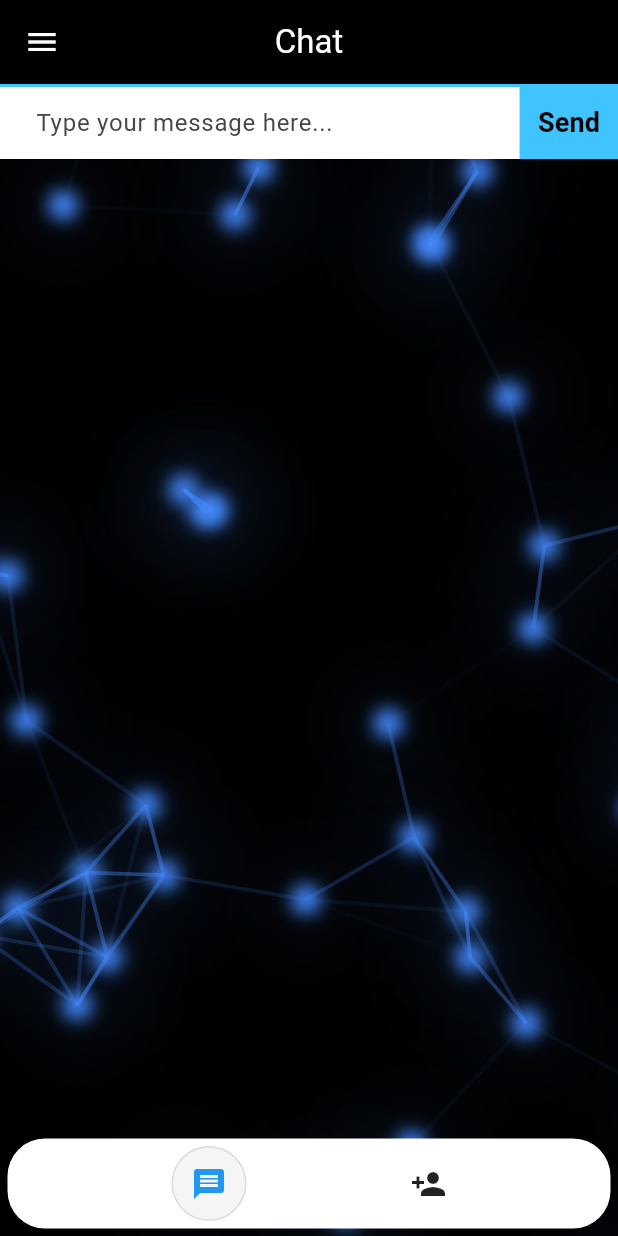
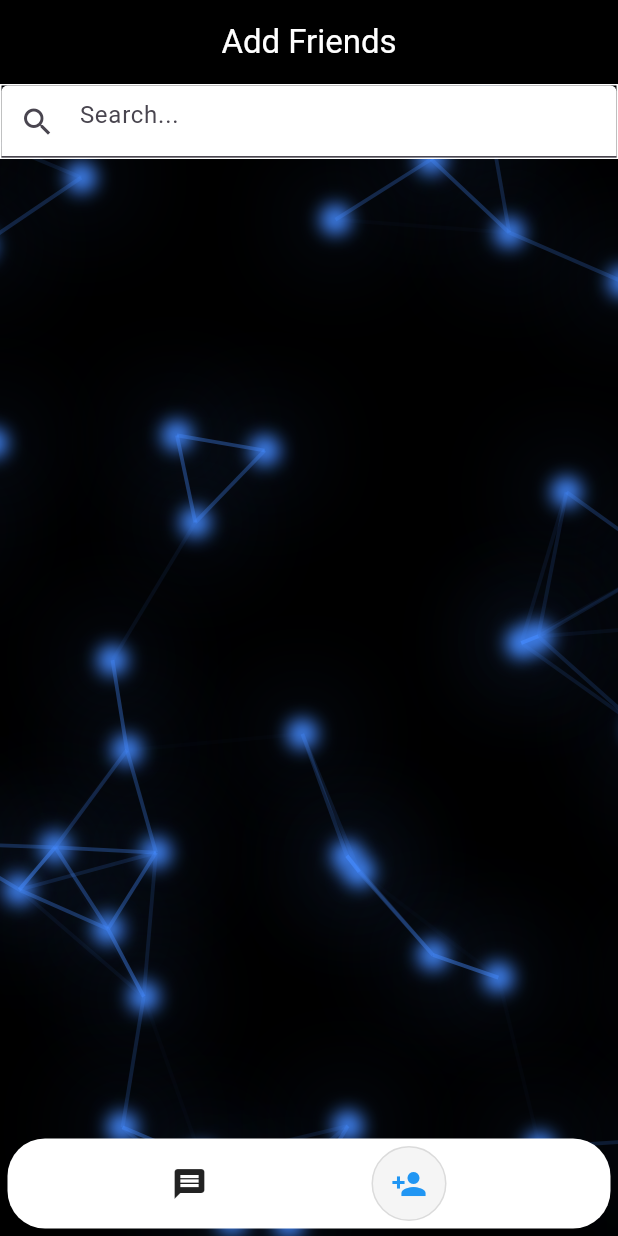
Before and after one commit to Barcha22/Flutter, a Flutter app: the ChatPage screen opened by its route, after a tap on the "person add" icon, on a phone screen of 412 x 824 dp. Run offline on Flutter 3.47's test engine with Material 3 defaults, Android fonts, the phone set to English and light mode, and no system bars; our stand-ins replace animated_text_kit, audioplayers, firebase_auth, firebase_core, font_awesome_flutter, geocoding and 3 more; missing offline and left inert: flutter_weather_bg_null_safety; accounts and stored records are empty.

Commit message:
did some page interface work

```diff
--- a/neon_chat/lib/main.dart
+++ b/neon_chat/lib/main.dart
@@ -1,8 +1,10 @@
+import 'package:flash_chat/screens/add_friends_page.dart';
 import 'package:flutter/material.dart';
 import '/screens/welcome_page.dart';
 import '/screens/login_page.dart';
 import '/screens/registration.dart';
 import '/screens/chat_page.dart';
+// import 'screens/add_friends_page.dart';
 import 'package:firebase_core/firebase_core.dart';
 
 void main() async {
@@ -22,7 +24,18 @@ class NeonChat extends StatelessWidget {
         LogInPage.id: (context) => LogInPage(),
         Register.id: (context) => Register(),
         ChatPage.id: (context) => ChatPage(),
+        AddFriendsPage.id: (context) => AddFriendsPage(),
       },
     );
   }
 }
+
+
+//to- do
+/*
+  1. implement search bar
+  2. make a profile page
+  3. make a setting page
+  4. use email verification from firebase auth
+  5. optimize app
+*/
--- /dev/null
+++ b/neon_chat/lib/screens/add_friends_page.dart
@@ -0,0 +1,107 @@
+import 'package:flutter/material.dart';
+import '/animation/animated_background.dart';
+import 'chat_page.dart';
+
+class AddFriendsPage extends StatefulWidget {
+  static const String id = "Add_friend_page";
+  const AddFriendsPage({super.key});
+  @override
+  State<AddFriendsPage> createState() => _AddFriendPageState();
+}
+
+class _AddFriendPageState extends State<AddFriendsPage> {
+  @override
+  Widget build(BuildContext context) {
+    return Scaffold(
+      //appbar
+      appBar: AppBar(
+        title: Text("Add Friends"),
+        centerTitle: true,
+        backgroundColor: Colors.black, //
+        foregroundColor: Colors.white,
+        automaticallyImplyLeading: false,
+      ),
+
+      //body
+      body: SafeArea(
+        child: BlueParticlesBackground(
+          child: Column(
+            children: [
+              //1. SearchBar
+              Container(
+                decoration: BoxDecoration(
+                  border: Border.all(
+                    color: Colors.white, //
+                  ),
+                ),
+                child: TextField(
+                  decoration: InputDecoration(
+                    hintText: 'Search...',
+                    prefixIcon: Icon(Icons.search),
+                    filled: true,
+                    fillColor: Colors.white,
+                  ),
+                ),
+              ),
+
+              //2. for bottom navigation toolbar
+              Expanded(
+                child: Stack(
+                  children: [
+                    Positioned(
+                      bottom: 5,
+                      left: 5,
+                      right: 5,
+
+                      child: Container(
+                        decoration: BoxDecoration(
+                          color: Colors.white, //
+                          borderRadius: BorderRadius.circular(25),
+                        ),
+                        height: 60,
+                        child: Row(
+                          mainAxisAlignment: MainAxisAlignment.spaceEvenly,
+                          children: [
+                            //messages icon
+                            GestureDetector(
+                              onTap: () {
+                                Navigator.pushNamed(context, ChatPage.id);
+                              },
+                              child: Icon(Icons.message),
+                            ),
+
+                            //add friends icon
+                            GestureDetector(
+                              onTap: () {
+                                //
+                              },
+                              child: Container(
+                                padding: EdgeInsets.all(12),
+                                decoration: BoxDecoration(
+                                  shape: BoxShape.circle,
+                                  color: Colors.grey.withOpacity(0.1),
+                                  border: Border.all(
+                                    color: Colors.grey.withOpacity(0.3),
+                                    width: 1,
+                                  ),
+                                ),
+                                child: Icon(
+                                  Icons.person_add,
+                                  color: Colors.blue,
+                                ),
+                              ),
+                            ),
+                          ],
+                        ),
+                      ),
+                    ),
+                  ],
+                ), //
+              ),
+            ],
+          ), //
+        ),
+      ),
+    );
+  }
+}
--- a/neon_chat/lib/screens/chat_page.dart
+++ b/neon_chat/lib/screens/chat_page.dart
@@ -1,6 +1,7 @@
 import 'package:flutter/material.dart';
 import '/animation/animated_background.dart';
 import 'package:firebase_auth/firebase_auth.dart';
+import 'add_friends_page.dart';
 import 'welcome_page.dart';
 
 class ChatPage extends StatefulWidget {
@@ -29,9 +30,6 @@ class _ChatPageState extends State<ChatPage> {
       final user = _auth.currentUser;
       if (user != null) {
         loggedInUser = user;
-        debugPrint = (String? loggedInUser, {int? wrapWidth}) {
-          // print(loggedInUser);
-        };
       }
     } catch (e) {
       debugPrint('');
@@ -56,9 +54,10 @@ class _ChatPageState extends State<ChatPage> {
       body: SafeArea(
         child: BlueParticlesBackground(
           child: Column(
-            mainAxisAlignment: MainAxisAlignment.spaceBetween,
-            crossAxisAlignment: CrossAxisAlignment.stretch,
+            // mainAxisAlignment: MainAxisAlignment.spaceBetween,
+            // crossAxisAlignment: CrossAxisAlignment.stretch,
             children: <Widget>[
+              //1. Text field at the top
               Container(
                 decoration: BoxDecoration(
                   border: Border(
@@ -73,9 +72,7 @@ class _ChatPageState extends State<ChatPage> {
                   children: <Widget>[
                     Expanded(
                       child: TextField(
-                        onChanged: (value) {
-                          //Do something with the user input.
-                        },
+                        onChanged: (value) {},
                         decoration: InputDecoration(
                           contentPadding: EdgeInsets.symmetric(
                             vertical: 10.0,
@@ -116,6 +113,7 @@ class _ChatPageState extends State<ChatPage> {
                 ),
               ),
 
+              //2.app bar at the bottom
               Expanded(
                 child: Stack(
                   children: [
@@ -142,9 +140,7 @@ class _ChatPageState extends State<ChatPage> {
                                 padding: EdgeInsets.all(12),
                                 decoration: BoxDecoration(
                                   shape: BoxShape.circle,
-                                  color: Colors.grey.withOpacity(
-                                    0.1,
-                                  ), // Light blue background
+                                  color: Colors.grey.withOpacity(0.1),
                                   border: Border.all(
                                     color: Colors.grey.withOpacity(0.3),
                                     width: 1,
@@ -157,10 +153,10 @@ class _ChatPageState extends State<ChatPage> {
                                 ),
                               ),
                             ),
-                            //profile icon
+                            //add friends icon
                             GestureDetector(
                               onTap: () {
-                                //
+                                Navigator.pushNamed(context, AddFriendsPage.id);
                               },
                               child: Icon(Icons.person_add),
                             ),
--- a/neon_chat/lib/screens/login_page.dart
+++ b/neon_chat/lib/screens/login_page.dart
@@ -55,7 +55,7 @@ class _LogInPageState extends State<LogInPage> {
                 child: Column(
                   mainAxisAlignment: MainAxisAlignment.center,
                   children: [
-                    //flash icon
+                    // icon
                     Hero(
                       tag: "logo",
                       child: SizedBox(
@@ -117,7 +117,6 @@ class _LogInPageState extends State<LogInPage> {
                       width: 300,
                       child: ElevatedButton(
                         onPressed: () async {
-                          final dialogContext = context;
                           setState(() {
                             showSpinner = true;
                           });
@@ -137,12 +136,13 @@ class _LogInPageState extends State<LogInPage> {
                             debugPrint('an error occured');
                             if (mounted) {
                               showDialog(
-                                context: dialogContext,
+                                context: context,
                                 builder: (context) => AlertDialog(
-                                  icon: Icon(Icons.sms_failed),
+                                  icon: Icon(Icons.error, color: Colors.red),
                                   title: Text("Login Failed"),
                                   content: Text(
-                                    "User not registered, Register first.",
+                                    "Incorrect email or password.",
+                                    textAlign: TextAlign.center,
                                   ),
                                   actions: [
                                     TextButton(
@@ -150,6 +150,11 @@ class _LogInPageState extends State<LogInPage> {
                                       child: Text("OK"),
                                     ),
                                   ],
+                                  contentPadding: EdgeInsets.all(10),
+                                  insetPadding: EdgeInsets.symmetric(
+                                    vertical: 200,
+                                    horizontal: 80,
+                                  ),
                                 ),
                               );
                             }
```
